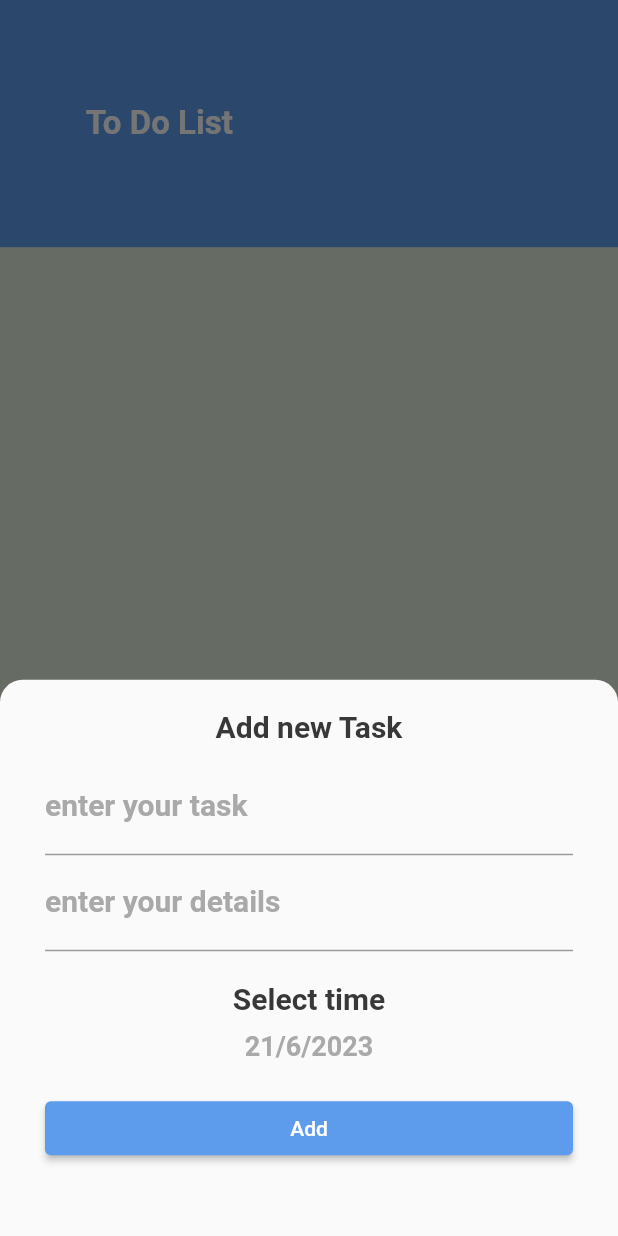
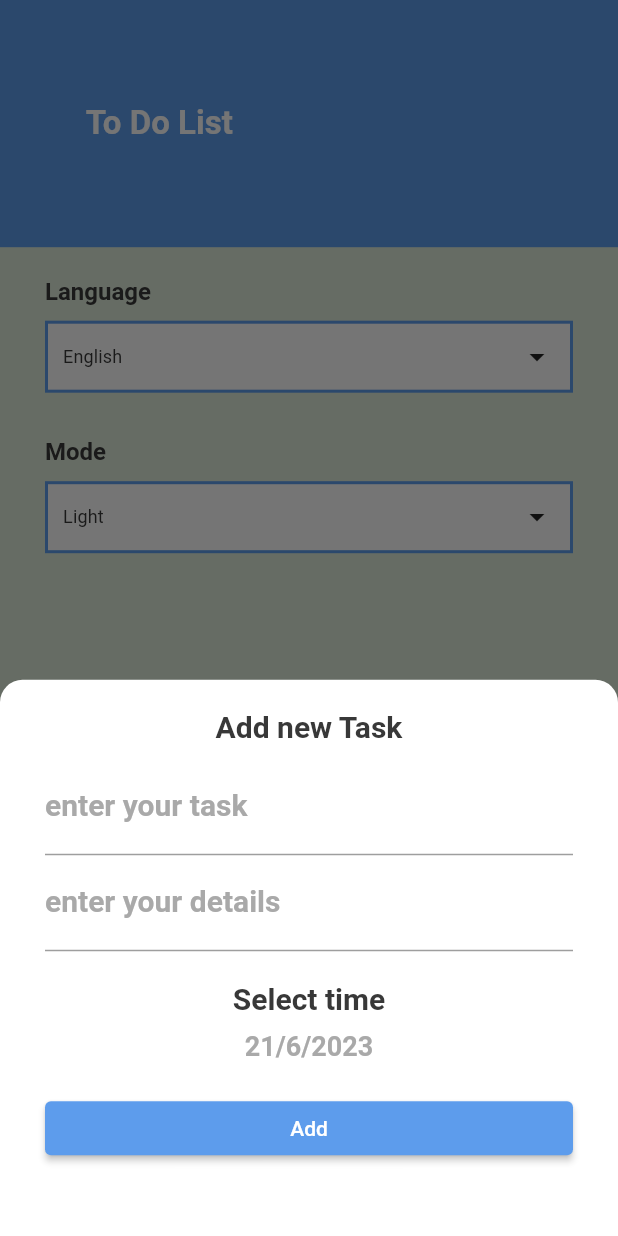
Before and after one commit to Yousef6677oo/todo_app, a Flutter app: the screen it shows after launch, item 2 of the bottom bar chosen, after a tap on the "add" icon, on a phone screen of 412 x 824 dp. Run offline on Flutter 3.47's test engine with Material 2 defaults, Android fonts, the phone set to English and light mode, and no system bars; generated files the repository leaves out were written again.

Commit message:
before firebase installation

```diff
--- a/flutter_native_splash.yaml
+++ b/flutter_native_splash.yaml
@@ -10,7 +10,7 @@ flutter_native_splash:
   # of your splash screen to a solid color.  Use background_image to set the background of your
   # splash screen to a png image.  This is useful for gradients. The image will be stretch to the
   # size of the app. Only one parameter can be used, color and background_image cannot both be set.
-  # color: "#42a5f5"
+  #color: "#42a5f5"
   background_image: "assets/light_splash.png"
 
   # Optional parameters are listed below.  To enable a parameter, uncomment the line by removing
@@ -18,7 +18,7 @@ flutter_native_splash:
 
   # The image parameter allows you to specify an image used in the splash screen.  It must be a
   # png file and should be sized for 4x pixel density.
-  #image: assets/light_splash.png
+  #image: assets/splash.png
 
   # The branding property allows you to specify an image used as branding in the splash screen.
   # It must be a png file. It is supported for Android, iOS and the Web.  For Android 12,
--- a/lib/l10n/app_en.arb
+++ b/lib/l10n/app_en.arb
@@ -3,6 +3,8 @@
   "add_new_task": "Add new Task",
   "enter_your_task": "enter your task",
   "enter_your_details": "enter your details",
+  "change_current_theme": "Change Current Theme",
+  "change_current_language": "Change Current Language",
   "select_time": "Select time",
   "done": "Done",
   "delete": "delete",
@@ -14,6 +16,5 @@
   "edit_task": "Edit Task",
   "this_is_title": "This is title",
   "task_details": "Task details",
-  "select_time": "Select time",
   "save_changes": "Save Changes"
 }
--- a/lib/main.dart
+++ b/lib/main.dart
@@ -1,4 +1,3 @@
-import 'package:firebase_core/firebase_core.dart';
 import 'package:flutter/material.dart';
 import 'package:flutter_gen/gen_l10n/app_localizations.dart';
 import 'package:flutter_localizations/flutter_localizations.dart';
@@ -6,7 +5,8 @@ import 'package:provider/provider.dart';
 import 'package:todo/provider/settings_provider.dart';
 import 'package:todo/screens/home_screen/home_screen.dart';
 import 'package:todo/utilities/app_theme.dart';
-main()  {
+
+main() {
   runApp(ChangeNotifierProvider(
       create: (_) => SettingsProvider(), child: const MyApp()));
 }
@@ -16,11 +16,11 @@ class MyApp extends StatelessWidget {
 
   @override
   Widget build(BuildContext context) {
-    SettingsProvider provider = Provider.of(context);
+    SettingsProvider providerSettings = Provider.of(context);
     return Theme(
       data: ThemeData.light(),
       child: MaterialApp(
-        themeMode: ThemeMode.light,
+        themeMode: providerSettings.currentTheme,
         theme: AppTheme.lightTheme,
         darkTheme: AppTheme.darkTheme,
         localizationsDelegates: const [
@@ -30,10 +30,11 @@ class MyApp extends StatelessWidget {
           GlobalCupertinoLocalizations.delegate,
           AppLocalizations.delegate
         ],
-        supportedLocales: const [
-          Locale('en'), // English
+        supportedLocales: [
+          Locale("en"),
+          Locale("ar"), // English
         ],
-        locale: const Locale("en"),
+        locale: Locale(providerSettings.currentLocal),
         title: 'To Do',
         debugShowCheckedModeBanner: false,
         routes: {
--- a/lib/provider/settings_provider.dart
+++ b/lib/provider/settings_provider.dart
@@ -1,3 +1,16 @@
 import 'package:flutter/material.dart';
 
-class SettingsProvider extends ChangeNotifier {}
+class SettingsProvider extends ChangeNotifier {
+  String currentLocal = "en";
+  ThemeMode currentTheme = ThemeMode.light;
+
+  changeCurrentLocal({required String languageSelected}) {
+    currentLocal = languageSelected;
+    notifyListeners();
+  }
+
+  changeCurrentTheme({required ThemeMode newTheme}) {
+    currentTheme = newTheme;
+    notifyListeners();
+  }
+}
--- a/lib/screens/edit_task_screen/edit_task_screen.dart
+++ b/lib/screens/edit_task_screen/edit_task_screen.dart
@@ -5,6 +5,6 @@ class SettingsScreen extends StatelessWidget {
 
   @override
   Widget build(BuildContext context) {
-    return const Placeholder();
+    return Scaffold();
   }
 }
--- a/lib/screens/home_screen/add_bottom_sheet/add_bottom_sheet.dart
+++ b/lib/screens/home_screen/add_bottom_sheet/add_bottom_sheet.dart
@@ -10,7 +10,6 @@ class AddBottomSheet extends StatefulWidget {
 class _AddBottomSheetState extends State<AddBottomSheet> {
   TextEditingController taskController = TextEditingController();
   TextEditingController detailsController = TextEditingController();
-
   DateTime selectedDay = DateTime.now();
 
   @override
@@ -31,7 +30,7 @@ class _AddBottomSheetState extends State<AddBottomSheet> {
               Text(
                 AppLocalizations.of(context)!.add_new_task,
                 style: Theme.of(context).textTheme.titleLarge?.copyWith(
-                      color: AppColor.black,
+                      color: AppColors.black,
                     ),
                 textAlign: TextAlign.center,
               ),
@@ -45,7 +44,7 @@ class _AddBottomSheetState extends State<AddBottomSheet> {
                     labelStyle: Theme.of(context)
                         .textTheme
                         .titleLarge
-                        ?.copyWith(color: AppColor.hintColor)),
+                        ?.copyWith(color: AppColors.hintColor)),
               ),
               TextField(
                 controller: detailsController,
@@ -54,7 +53,7 @@ class _AddBottomSheetState extends State<AddBottomSheet> {
                     labelStyle: Theme.of(context)
                         .textTheme
                         .titleLarge
-                        ?.copyWith(color: AppColor.hintColor)),
+                        ?.copyWith(color: AppColors.hintColor)),
               ),
               const SizedBox(
                 height: 20,
@@ -62,7 +61,7 @@ class _AddBottomSheetState extends State<AddBottomSheet> {
               Text(AppLocalizations.of(context)!.select_time,
                   textAlign: TextAlign.center,
                   style: Theme.of(context).textTheme.titleLarge?.copyWith(
-                        color: AppColor.black,
+                    color: AppColors.black,
                       )),
               const SizedBox(
                 height: 10,
@@ -75,7 +74,7 @@ class _AddBottomSheetState extends State<AddBottomSheet> {
                     "${selectedDay.day}/${selectedDay.month}/${selectedDay.year}",
                     textAlign: TextAlign.center,
                     style: Theme.of(context).textTheme.titleMedium?.copyWith(
-                          color: AppColor.hintColor,
+                      color: AppColors.hintColor,
                         )),
               ),
               const SizedBox(
@@ -83,7 +82,7 @@ class _AddBottomSheetState extends State<AddBottomSheet> {
               ),
               ElevatedButton(
                   style: ElevatedButton.styleFrom(
-                      backgroundColor: AppColor.primaryColor),
+                      backgroundColor: AppColors.primaryColorLight),
                   onPressed: () {
                     onAddPressed();
                   },
@@ -105,7 +104,5 @@ class _AddBottomSheetState extends State<AddBottomSheet> {
     setState(() {});
   }
 
-  void onAddPressed() {
-
-  }
+  void onAddPressed() {}
 }
--- a/lib/screens/home_screen/home_screen.dart
+++ b/lib/screens/home_screen/home_screen.dart
@@ -2,8 +2,8 @@ import 'package:flutter/material.dart';
 import 'package:flutter_gen/gen_l10n/app_localizations.dart';
 import 'package:todo/utilities/app_color.dart';
 
-import '../tabs/list_tab.dart';
-import '../tabs/settings_tab.dart';
+import '../tabs/list/list_tab.dart';
+import '../tabs/settings/settings_tab.dart';
 import 'add_bottom_sheet/add_bottom_sheet.dart';
 
 class HomeScreen extends StatefulWidget {
@@ -34,16 +34,16 @@ class _HomeScreenState extends State<HomeScreen> {
       ),
       body: tabs[currentTab],
       floatingActionButton: FloatingActionButton(
-        backgroundColor: AppColor.primaryColor,
+        backgroundColor: AppColors.primaryColorLight,
         onPressed: () {
           addNewTask();
         },
         shape: RoundedRectangleBorder(
-            side: BorderSide(width: 4, color: AppColor.white),
+            side: BorderSide(width: 4, color: AppColors.white),
             borderRadius: BorderRadius.circular(100)),
         child: Icon(
           Icons.add,
-          color: AppColor.white,
+          color: AppColors.white,
         ),
       ),
       floatingActionButtonLocation: FloatingActionButtonLocation.centerDocked,
--- a/lib/screens/tabs/list_tab.dart
+++ b/lib/screens/tabs/list/list_tab.dart
@@ -1,6 +1,6 @@
 import 'package:flutter/material.dart';
 import 'package:todo/model/todo_dm.dart';
-import 'package:todo/screens/tabs/todo_widget.dart';
+import 'package:todo/screens/tabs/todo/todo_widget.dart';
 
 class ListTab extends StatelessWidget {
   @override
--- /dev/null
+++ b/lib/screens/tabs/settings/settings_tab.dart
@@ -0,0 +1,189 @@
+import 'package:flutter/material.dart';
+import 'package:flutter_gen/gen_l10n/app_localizations.dart';
+import 'package:provider/provider.dart';
+import 'package:todo/utilities/app_color.dart';
+
+import '../../../provider/settings_provider.dart';
+
+class SettingsTab extends StatefulWidget {
+  @override
+  State<SettingsTab> createState() => _SettingsTabState();
+}
+
+class _SettingsTabState extends State<SettingsTab> {
+  late SettingsProvider provider;
+
+  @override
+  Widget build(BuildContext context) {
+    provider = Provider.of(context);
+    return Scaffold(
+      body: Padding(
+        padding: const EdgeInsets.all(20.0),
+        child: Column(
+          crossAxisAlignment: CrossAxisAlignment.stretch,
+          children: [
+            Padding(
+              padding: const EdgeInsets.symmetric(horizontal: 10),
+              child: Text(
+                AppLocalizations.of(context)!.language,
+                textAlign: TextAlign.start,
+                style: TextStyle(
+                    fontSize: 16,
+                    fontWeight: FontWeight.bold,
+                    color: AppColors.black),
+              ),
+            ),
+            InkWell(
+                onTap: () {
+                  onLanguageRowClicked();
+                },
+                child: getRowOption(
+                    provider.currentLocal == "en" ? "English" : "العربية")),
+            const SizedBox(
+              height: 20,
+            ),
+            Padding(
+              padding: const EdgeInsets.symmetric(horizontal: 10),
+              child: Text(
+                AppLocalizations.of(context)!.mode,
+                textAlign: TextAlign.start,
+                style: TextStyle(
+                    fontSize: 16,
+                    fontWeight: FontWeight.w600,
+                    color: AppColors.black),
+              ),
+            ),
+            InkWell(
+                onTap: () {
+                  onThemeRowClicked();
+                },
+                child: getRowOption(provider.currentTheme == ThemeMode.dark
+                    ? AppLocalizations.of(context)!.dark
+                    : AppLocalizations.of(context)!.light)),
+          ],
+        ),
+      ),
+    );
+  }
+
+  Widget getRowOption(String selectionOption) {
+    return Container(
+      padding: const EdgeInsets.all(10),
+      margin: const EdgeInsets.all(10),
+      decoration: BoxDecoration(
+          color: Colors.white,
+          border: Border.all(width: 2, color: AppColors.primaryColorLight)),
+      child: Row(
+        mainAxisAlignment: MainAxisAlignment.spaceBetween,
+        children: [
+          Text(selectionOption, style: Theme.of(context).textTheme.titleSmall),
+          const Icon(Icons.arrow_drop_down)
+        ],
+      ),
+    );
+  }
+
+  void onLanguageRowClicked() {
+    showModalBottomSheet(
+        context: context,
+        builder: (context) => Container(
+              padding: const EdgeInsets.all(12),
+              child: Column(
+                crossAxisAlignment: CrossAxisAlignment.stretch,
+                children: [
+                  Text(
+                    AppLocalizations.of(context)!.change_current_language,
+                    textAlign: TextAlign.center,
+                    style: TextStyle(
+                        fontSize: 20, color: AppColors.primaryColorLight),
+                  ),
+                  const SizedBox(height: 22),
+                  InkWell(
+                      onTap: () {
+                        provider.changeCurrentLocal(languageSelected: "en");
+                        Navigator.pop(context);
+                      },
+                      child: getLanguageRow(
+                          provider.currentLocal == "en", "English")),
+                  SizedBox(height: 16),
+                  InkWell(
+                      onTap: () {
+                        provider.changeCurrentLocal(languageSelected: "ar");
+                        Navigator.pop(context);
+                      },
+                      child: getLanguageRow(
+                          provider.currentLocal == "ar", "العربية"))
+                ],
+              ),
+            ));
+  }
+
+  void onThemeRowClicked() {
+    showModalBottomSheet(
+        context: context,
+        builder: (context) => Container(
+              padding: const EdgeInsets.all(12),
+              child: Column(
+                crossAxisAlignment: CrossAxisAlignment.stretch,
+                children: [
+                  Text(
+                    AppLocalizations.of(context)!.change_current_theme,
+                    textAlign: TextAlign.center,
+                    style: TextStyle(
+                        fontSize: 20, color: AppColors.primaryColorLight),
+                  ),
+                  const SizedBox(height: 22),
+                  InkWell(
+                      onTap: () {
+                        provider.changeCurrentTheme(newTheme: ThemeMode.light);
+                        Navigator.pop(context);
+                      },
+                      child: getThemeRow(
+                          provider.currentTheme == ThemeMode.light,
+                          AppLocalizations.of(context)!.light)),
+                  const SizedBox(height: 16),
+                  InkWell(
+                      onTap: () {
+                        provider.changeCurrentTheme(newTheme: ThemeMode.dark);
+                        Navigator.pop(context);
+                      },
+                      child: getThemeRow(
+                          provider.currentTheme == ThemeMode.dark,
+                          AppLocalizations.of(context)!.dark))
+                ],
+              ),
+            ));
+  }
+}
+
+Widget getLanguageRow(bool isSelected, String language) {
+  if (isSelected) {
+    return Text(
+      language,
+      textAlign: TextAlign.start,
+      style: TextStyle(fontSize: 14, color: AppColors.primaryColorLight),
+    );
+  } else {
+    return Text(
+      language,
+      textAlign: TextAlign.start,
+      style: TextStyle(fontSize: 14, color: AppColors.black),
+    );
+  }
+}
+
+Widget getThemeRow(bool isSelected, String language) {
+  if (isSelected) {
+    return Text(
+      language,
+      textAlign: TextAlign.start,
+      style: TextStyle(fontSize: 14, color: AppColors.primaryColorLight),
+    );
+  } else {
+    return Text(
+      language,
+      textAlign: TextAlign.start,
+      style: TextStyle(fontSize: 14, color: AppColors.black),
+    );
+  }
+}
--- a/lib/screens/tabs/settings_tab.dart
+++ /dev/null
@@ -1,8 +0,0 @@
-import 'package:flutter/material.dart';
-
-class SettingsTab extends StatelessWidget {
-  @override
-  Widget build(BuildContext context) {
-    return Scaffold();
-  }
-}
--- a/lib/screens/tabs/todo_widget.dart
+++ b/lib/screens/tabs/todo/todo_widget.dart
@@ -1,8 +1,10 @@
-import 'package:flutter/gestures.dart';
 import 'package:flutter/material.dart';
 import 'package:flutter_gen/gen_l10n/app_localizations.dart';
+import 'package:provider/provider.dart';
 import 'package:todo/model/todo_dm.dart';
 import 'package:todo/utilities/app_color.dart';
+
+import '../../../provider/settings_provider.dart';
 
 class TodoWidget extends StatefulWidget {
   TodoDM todo;
@@ -30,15 +32,17 @@ class _TodoWidgetState extends State<TodoWidget> {
 
   @override
   Widget build(BuildContext context) {
+    SettingsProvider provider = Provider.of(context);
     return Container(
       margin: const EdgeInsets.symmetric(horizontal: 28, vertical: 20),
+
       ///
       child: Dismissible(
         movementDuration: const Duration(milliseconds: 500),
         resizeDuration: const Duration(milliseconds: 500),
         background: Container(
           decoration: BoxDecoration(
-              color: AppColor.red, borderRadius: BorderRadius.circular(15)),
+              color: AppColors.red, borderRadius: BorderRadius.circular(15)),
           child: Padding(
             padding: const EdgeInsets.symmetric(horizontal: 14, vertical: 20),
             child: Column(
@@ -46,12 +50,12 @@ class _TodoWidgetState extends State<TodoWidget> {
               children: [
                 ImageIcon(
                   const AssetImage("assets/icon_delete.png"),
-                  color: AppColor.white,
+                  color: AppColors.white,
                   size: 45,
                 ),
                 Text(
                   AppLocalizations.of(context)!.delete,
-                  style: TextStyle(fontSize: 14, color: AppColor.white),
+                  style: TextStyle(fontSize: 14, color: AppColors.white),
                 )
               ],
             ),
@@ -63,10 +67,14 @@ class _TodoWidgetState extends State<TodoWidget> {
             listItem.removeAt(0);
           });
         },
+
         ///
         child: Container(
           decoration: BoxDecoration(
-              color: AppColor.white, borderRadius: BorderRadius.circular(15)),
+              color: provider.currentTheme == ThemeMode.light
+                  ? AppColors.canvasColorLight
+                  : AppColors.canvasColorDark,
+              borderRadius: BorderRadius.circular(15)),
           child: Row(
             mainAxisAlignment: MainAxisAlignment.spaceAround,
             children: [
@@ -76,8 +84,8 @@ class _TodoWidgetState extends State<TodoWidget> {
                   height: 65,
                   width: 4,
                   color: widget.todo.isDone
-                      ? AppColor.green
-                      : AppColor.primaryColor,
+                      ? AppColors.green
+                      : AppColors.primaryColorLight,
                 ),
               ),
               Column(
@@ -91,25 +99,28 @@ class _TodoWidgetState extends State<TodoWidget> {
                     height: 5,
                   ),
                   Text(
-                      "${widget.todo.time.day}/${widget.todo.time.month}/${widget.todo.time.year}")
+                    "${widget.todo.time.day}/${widget.todo.time.month}/${widget.todo.time.year}",
+                    style: Theme.of(context).textTheme.titleSmall,
+                  )
                 ],
               ),
               Container(
                   decoration: BoxDecoration(
                       color: widget.todo.isDone
                           ? Colors.transparent
-                          : AppColor.primaryColor,
+                          : AppColors.primaryColorLight,
                       borderRadius: BorderRadius.circular(10)),
                   child: Padding(
                     padding:
-                        const EdgeInsets.symmetric(vertical: 1, horizontal: 15),
+                    const EdgeInsets.symmetric(vertical: 1, horizontal: 15),
                     child: ImageIcon(
                       AssetImage(widget.todo.isDone
                           ? "assets/done_list.png"
                           : "assets/icon_check.png"),
                       size: 40,
-                      color:
-                          widget.todo.isDone ? AppColor.green : AppColor.white,
+                      color: widget.todo.isDone
+                          ? AppColors.green
+                          : AppColors.white,
                     ),
                   ))
             ],
--- a/lib/utilities/app_color.dart
+++ b/lib/utilities/app_color.dart
@@ -1,9 +1,12 @@
 import 'package:flutter/material.dart';
 
-abstract class AppColor {
-  static Color primaryColor = const Color(0xff5D9CEC);
+abstract class AppColors {
+  static Color primaryColorLight = const Color(0xff5D9CEC);
+  static Color primaryColorDark = const Color(0xff5D9CEC);
   static Color accentColorLight = const Color(0xffDFECDB);
   static Color accentColorDark = const Color(0xff060E1E);
+  static Color canvasColorLight = const Color(0xffffffff);
+  static Color canvasColorDark = const Color(0xff141922);
   static Color white = const Color(0xffffffff);
   static Color black = const Color(0xff383838);
   static Color red = const Color(0xffEC4B4B);
--- a/lib/utilities/app_theme.dart
+++ b/lib/utilities/app_theme.dart
@@ -4,31 +4,63 @@ import 'app_color.dart';
 
 abstract class AppTheme {
   static ThemeData lightTheme = ThemeData(
-      primaryColor: AppColor.primaryColor,
-      scaffoldBackgroundColor: AppColor.accentColorLight,
+      canvasColor: AppColors.canvasColorLight,
+      primaryColor: AppColors.primaryColorLight,
+      scaffoldBackgroundColor: AppColors.accentColorLight,
       appBarTheme: AppBarTheme(
-          backgroundColor: AppColor.primaryColor,
+          backgroundColor: AppColors.primaryColorLight,
           elevation: 0,
           titleTextStyle: TextStyle(
               fontSize: 22,
               fontWeight: FontWeight.bold,
-              color: AppColor.white)),
+              color: AppColors.white)),
       bottomNavigationBarTheme: BottomNavigationBarThemeData(
-          backgroundColor: AppColor.white,
+          backgroundColor: AppColors.white,
           showSelectedLabels: false,
           showUnselectedLabels: false,
-          selectedItemColor: AppColor.primaryColor,
-          unselectedItemColor: AppColor.titleColor),
+          selectedItemColor: AppColors.primaryColorLight,
+          unselectedItemColor: AppColors.titleColor),
       textTheme: TextTheme(
           titleLarge: TextStyle(
               fontSize: 20,
               fontWeight: FontWeight.bold,
-              color: AppColor.primaryColor),
+              color: AppColors.primaryColorLight),
           titleMedium: TextStyle(
-              fontSize: 18, fontWeight: FontWeight.bold, color: AppColor.black),
+              fontSize: 18,
+              fontWeight: FontWeight.bold,
+              color: AppColors.black),
           titleSmall: TextStyle(
               fontSize: 12,
               fontWeight: FontWeight.w400,
-              color: AppColor.black)));
-  static ThemeData darkTheme = ThemeData();
+              color: AppColors.black)));
+  static ThemeData darkTheme = ThemeData(
+      canvasColor: AppColors.canvasColorDark,
+      primaryColor: AppColors.primaryColorLight,
+      scaffoldBackgroundColor: AppColors.accentColorDark,
+      appBarTheme: AppBarTheme(
+          backgroundColor: AppColors.primaryColorDark,
+          elevation: 0,
+          titleTextStyle: TextStyle(
+              fontSize: 22,
+              fontWeight: FontWeight.bold,
+              color: AppColors.black)),
+      bottomNavigationBarTheme: BottomNavigationBarThemeData(
+          backgroundColor: AppColors.black,
+          showSelectedLabels: false,
+          showUnselectedLabels: false,
+          selectedItemColor: AppColors.primaryColorLight,
+          unselectedItemColor: AppColors.titleColor),
+      textTheme: TextTheme(
+          titleLarge: TextStyle(
+              fontSize: 20,
+              fontWeight: FontWeight.bold,
+              color: AppColors.primaryColorLight),
+          titleMedium: TextStyle(
+              fontSize: 18,
+              fontWeight: FontWeight.bold,
+              color: AppColors.primaryColorLight),
+          titleSmall: TextStyle(
+              fontSize: 12,
+              fontWeight: FontWeight.w400,
+              color: AppColors.white)));
 }
```
Also changed, not shown: lib/l10n/app_ar.arb (added, +20 -0 lines), pubspec.yaml (+2 -5 lines), assets/dark_splash.png (deleted), assets/light_splash.png (deleted), assets/splash _dark.png (added), assets/splash_light.png (added), pubspec.lock, 18 other files.
